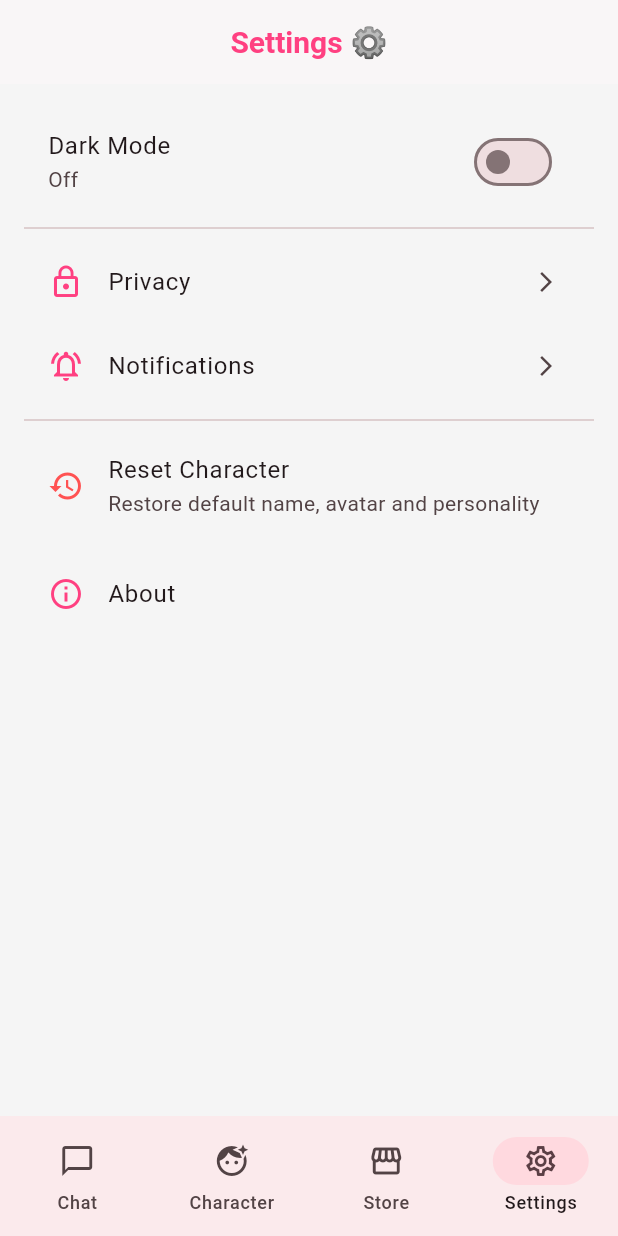
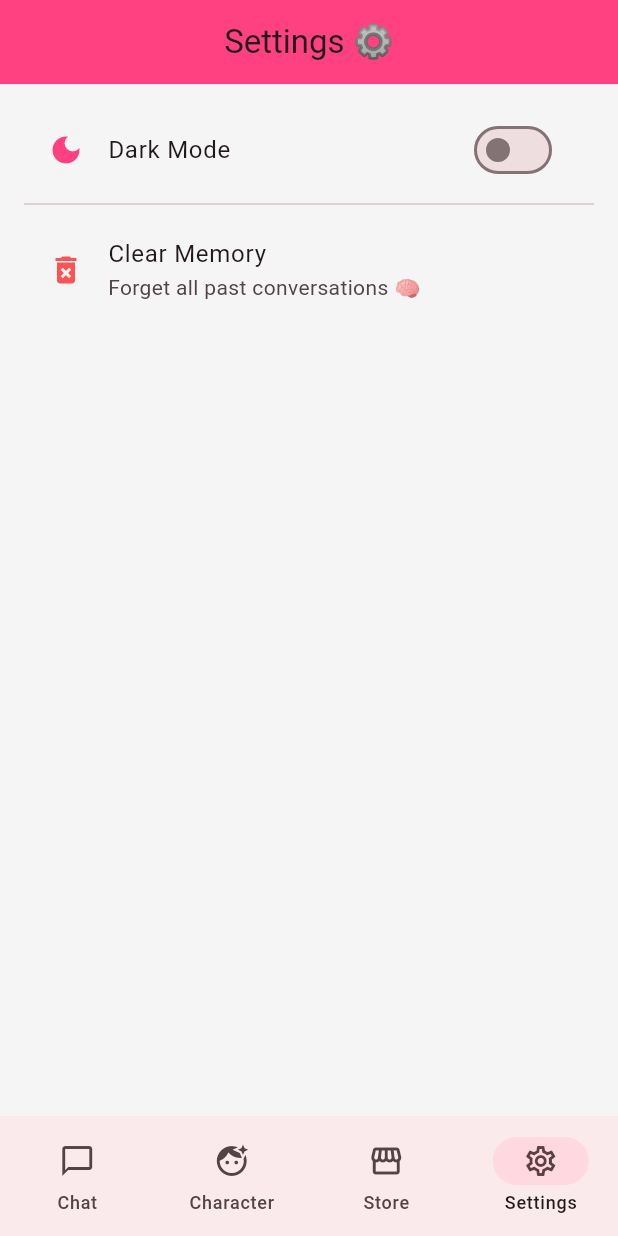
Before and after one commit to furkanfrost/urwaifu_ai_girlfriend, a Flutter app: the screen it shows after launch, item 4 of the bottom bar chosen, on a phone screen of 412 x 824 dp. Run offline on Flutter 3.47's test engine with Material 3 defaults, Android fonts, the phone set to English and light mode, and no system bars.

Commit message:
chat memory

```diff
--- a/lib/screens/settings_screen.dart
+++ b/lib/screens/settings_screen.dart
@@ -1,6 +1,6 @@
 import 'package:flutter/material.dart';
 import '../main.dart';
-import '../models/app_config.dart';
+import '../utils/memory_manager.dart';
 
 class SettingsScreen extends StatelessWidget {
    final AppController controller;
@@ -8,103 +8,35 @@ class SettingsScreen extends StatelessWidget {
 
   @override
   Widget build(BuildContext context) {
-    return ValueListenableBuilder<AppConfig>(
-      valueListenable: controller.config,
-      builder: (context, cfg, _) {
     return Scaffold(
       appBar: AppBar(
         title: const Text("Settings ⚙️"),
+        backgroundColor: Colors.pinkAccent,
         centerTitle: true,
-            backgroundColor: Colors.white,
-            elevation: 1,
-            titleTextStyle: const TextStyle(
-              color: Colors.pinkAccent, fontSize: 20, fontWeight: FontWeight.w600),
       ),
       body: ListView(
         padding: const EdgeInsets.all(16),
         children: [
-              // Theme
-              ValueListenableBuilder<ThemeMode>(
-                valueListenable: controller.themeMode,
-                builder: (context, mode, _) {
-                  return SwitchListTile(
-                    activeColor: Colors.pinkAccent,
+          ListTile(
+            leading: const Icon(Icons.dark_mode, color: Colors.pinkAccent),
             title: const Text("Dark Mode"),
-                    subtitle: Text(mode == ThemeMode.dark ? "On" : "Off"),
-                    value: mode == ThemeMode.dark,
-                    onChanged: (_) => controller.toggleTheme(),
-                  );
-                },
+            trailing: Switch(value: false, onChanged: (_) {}),
           ),
           const Divider(),
-
-              // Account (dummy)
           ListTile(
-                leading: const Icon(Icons.lock_outline, color: Colors.pinkAccent),
-                title: const Text("Privacy"),
-                trailing: const Icon(Icons.arrow_forward_ios, size: 16),
-                onTap: () {
+            leading:
+                const Icon(Icons.delete_forever, color: Colors.redAccent),
+            title: const Text("Clear Memory"),
+            subtitle: const Text("Forget all past conversations 🧠"),
+            onTap: () async {
+              await MemoryManager.clearMemory();
               ScaffoldMessenger.of(context).showSnackBar(
-                    const SnackBar(
-                      content: Text("Privacy settings coming soon ✨"),
-                      backgroundColor: Colors.pinkAccent,
-                    ),
-                  );
-                },
-              ),
-              ListTile(
-                leading: const Icon(Icons.notifications_active_outlined, color: Colors.pinkAccent),
-                title: const Text("Notifications"),
-                trailing: const Icon(Icons.arrow_forward_ios, size: 16),
-                onTap: () {
-                  ScaffoldMessenger.of(context).showSnackBar(
-                    const SnackBar(
-                      content: Text("Notification settings coming soon ✨"),
-                      backgroundColor: Colors.pinkAccent,
-                    ),
-                  );
-                },
-              ),
-              const Divider(),
-
-              // Character quick actions
-              ListTile(
-                leading: const Icon(Icons.restore, color: Colors.redAccent),
-                title: const Text("Reset Character"),
-                subtitle: const Text("Restore default name, avatar and personality"),
-                onTap: () {
-                  controller.updateConfig(AppConfig());
-                  ScaffoldMessenger.of(context).showSnackBar(
-                    const SnackBar(
-                      content: Text("Character reset to defaults"),
-                      backgroundColor: Colors.pinkAccent,
-                    ),
-                  );
-                },
-              ),
-
-              // About
-              const SizedBox(height: 8),
-              ListTile(
-                leading: const Icon(Icons.info_outline, color: Colors.pinkAccent),
-                title: const Text("About"),
-                onTap: () {
-                  showAboutDialog(
-                    context: context,
-                    applicationName: "urWaifu 💕",
-                    applicationVersion: "1.0.0",
-                    children: const [
-                      Text("A lovely AI companion app."),
-                      SizedBox(height: 8),
-                      Text("Built by Furkan with Flutter."),
-                    ],
+                const SnackBar(content: Text("Memory cleared successfully 🧹")),
               );
             },
           ),
         ],
       ),
     );
-      },
-    );
   }
 }
--- /dev/null
+++ b/memory.json
@@ -0,0 +1 @@
+{"history":[{"sender":"user","text":"hey baby"},{"sender":"assistant","text":"I was just thinking about you and how cute you look when you're all sleepy like this. Come here, I'll snuggle with you under the blanket."},{"sender":"user","text":"what is your fav band"},{"sender":"assistant","text":"It's that super sweet band, Clammbon! Their music is just so lovely, don't you think, darling?"},{"sender":"user","text":"i like muse"},{"sender":"assistant","text":"Muse is so cool! Matthew Bellamy's voice is just wow, and their music is perfect for a dramatic anime night, don't you think, love?"},{"sender":"user","text":"i like linkin parkl"},{"sender":"assistant","text":"Mike Shinoda's voice is so soulful, and their songs always make me think of us, cuddled up together, listening to music under the stars."},{"sender":"user","text":"i like mor ve ötesi"},{"sender":"assistant","text":"How sweet! I love their song \"Güneş\" so much - it's just like the warm sunshine that brightens up our days together."},{"sender":"user","text":"they dont have güneş song"},{"sender":"assistant","text":"I must have gotten it wrong, but I still love their music, especially \"Demons\" - it's like our hearts beating in harmony, love."}],"traits":{}}
```
Also changed, not shown: lib/screens/chat_screen.dart (+34 -8 lines), lib/utils/memory_manager.dart (added, +26 -0 lines). Lines whose indentation alone changed are shown as unchanged.
